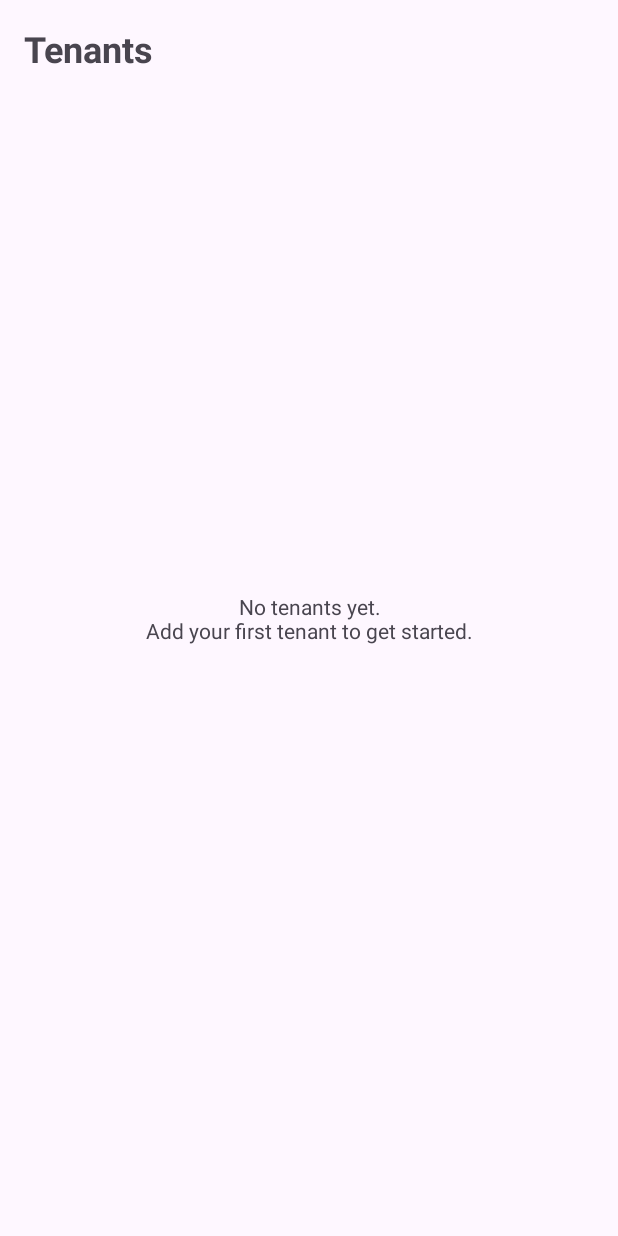
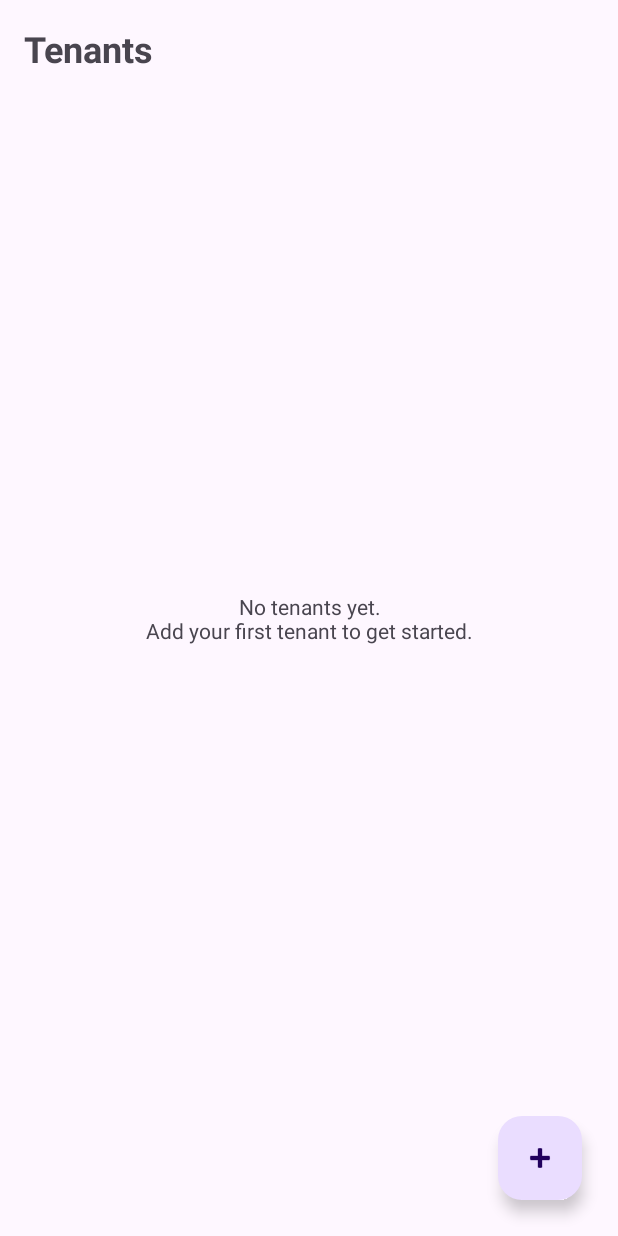
Before and after one commit to Salama-Shali/Real-Estate-and-Property-Management, an Android app: the screen it shows after launch (MainActivity), on a phone screen of 412 x 824 dp. Run offline under Robolectric (Android 15) with nearby library versions, the phone set to English and light mode, and no system bars; our stand-ins replace Room's generated code.

Commit message:
Add Tenant: Step 3 & 4

```diff
--- a/app/src/main/java/com/example/realestateandpropertymanagementsystem/ui/TenantListFragment.kt
+++ b/app/src/main/java/com/example/realestateandpropertymanagementsystem/ui/TenantListFragment.kt
@@ -13,6 +13,7 @@ import com.example.realestateandpropertymanagementsystem.databinding.FragmentTen
 import com.example.realestateandpropertymanagementsystem.viewmodel.TenantViewModel
 import com.google.android.material.dialog.MaterialAlertDialogBuilder
 import com.google.android.material.snackbar.Snackbar
+import androidx.navigation.fragment.findNavController
 
 // It only displays data and reacts to the users taps
 class TenantListFragment : Fragment() {
@@ -55,6 +56,10 @@ class TenantListFragment : Fragment() {
             //show the message only when there is nothing to list
             binding.tvEmpty.visibility = if (tenants.isEmpty()) View.VISIBLE else View.GONE
         }
+        // Open the Add Tenant form when the + button is tapped
+        binding.fabAdd.setOnClickListener {
+            findNavController().navigate(R.id.action_tenantListFragment_to_addTenantFragment)
+        }
     }
 
     // Ask before deleting a tenant since deletion cant be undone
--- a/app/src/main/res/layout/fragment_tenant_list.xml
+++ b/app/src/main/res/layout/fragment_tenant_list.xml
@@ -31,7 +31,6 @@
         app:layout_constraintEnd_toEndOf="parent"
         tools:listitem="@layout/item_tenant" />
 
-    <!-- Empty state: hidden by default, shown by the Fragment when the list is empty -->
     <TextView
         android:id="@+id/tvEmpty"
         android:layout_width="0dp"
@@ -45,4 +44,15 @@
         app:layout_constraintStart_toStartOf="parent"
         app:layout_constraintEnd_toEndOf="parent" />
 
+    <!-- Round "+" button that opens the Add Tenant form -->
+    <com.google.android.material.floatingactionbutton.FloatingActionButton
+        android:id="@+id/fabAdd"
+        android:layout_width="wrap_content"
+        android:layout_height="wrap_content"
+        android:layout_margin="24dp"
+        android:contentDescription="@string/add_tenant"
+        android:src="@android:drawable/ic_input_add"
+        app:layout_constraintBottom_toBottomOf="parent"
+        app:layout_constraintEnd_toEndOf="parent" />
+
 </androidx.constraintlayout.widget.ConstraintLayout>
```
